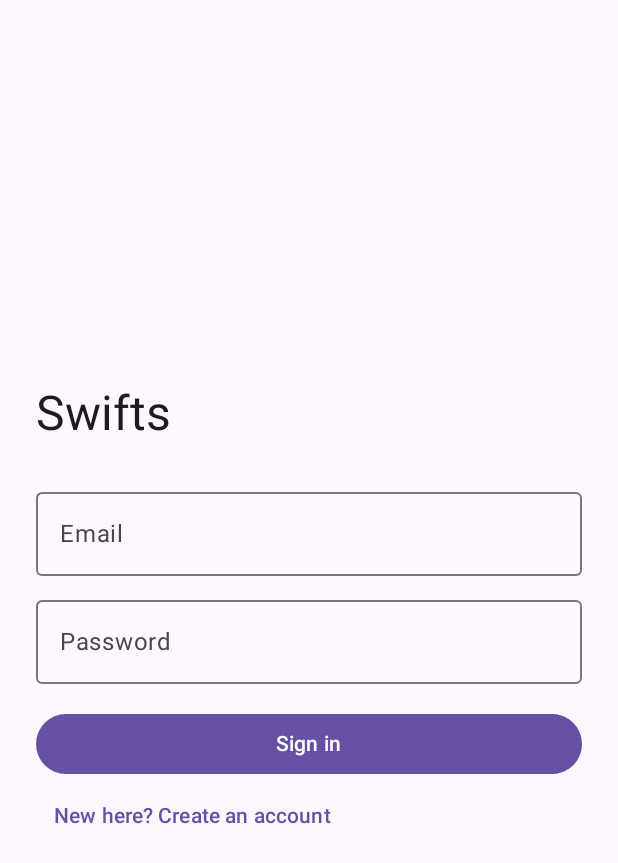
After one commit to AirMuntsLTC1/Swifts, an Android app built with Jetpack Compose: the composable AuthScreen shown on its own in the app's theme, on a phone screen of 412 x 824 dp. The commit adds this screen. Shown: the top 863 px of the screen. Run offline under Robolectric (Android 15) with nearby library versions, the phone set to English and light mode, and no system bars.

Commit message:
Swifts phase 2: auth, composer, likes

```diff
--- /dev/null
+++ b/android/app/src/main/java/com/swifts/app/domain/AuthRepository.kt
@@ -0,0 +1,9 @@
+package com.swifts.app.domain
+
+interface AuthRepository {
+    suspend fun signIn(email: String, password: String): Result<Session>
+    /** Returns null when the project requires email confirmation before sign-in. */
+    suspend fun signUp(email: String, password: String, username: String, displayName: String): Result<Session?>
+    fun signOut(): Result<Unit>
+    fun currentUserId(): String?
+}
--- a/android/app/src/main/java/com/swifts/app/domain/PostRepository.kt
+++ b/android/app/src/main/java/com/swifts/app/domain/PostRepository.kt
@@ -2,4 +2,6 @@ package com.swifts.app.domain
 
 interface PostRepository {
     suspend fun feed(lang: String, cursor: String? = null, limit: Int = 20): Result<FeedPage>
+    suspend fun createPost(authorId: String, body: String, lang: String): Result<Post>
+    suspend fun setLiked(userId: String, postId: String, liked: Boolean): Result<Unit>
 }
--- /dev/null
+++ b/android/app/src/main/java/com/swifts/app/ui/AuthScreen.kt
@@ -0,0 +1,113 @@
+package com.swifts.app.ui
+
+import androidx.compose.foundation.layout.Arrangement
+import androidx.compose.foundation.layout.Column
+import androidx.compose.foundation.layout.Spacer
+import androidx.compose.foundation.layout.fillMaxSize
+import androidx.compose.foundation.layout.fillMaxWidth
+import androidx.compose.foundation.layout.height
+import androidx.compose.foundation.layout.padding
+import androidx.compose.foundation.text.KeyboardOptions
+import androidx.compose.material3.Button
+import androidx.compose.material3.MaterialTheme
+import androidx.compose.material3.OutlinedTextField
+import androidx.compose.material3.Text
+import androidx.compose.material3.TextButton
+import androidx.compose.runtime.Composable
+import androidx.compose.runtime.LaunchedEffect
+import androidx.compose.runtime.collectAsState
+import androidx.compose.runtime.getValue
+import androidx.compose.runtime.mutableStateOf
+import androidx.compose.runtime.remember
+import androidx.compose.runtime.saveable.rememberSaveable
+import androidx.compose.runtime.setValue
+import androidx.compose.ui.Modifier
+import androidx.compose.ui.res.stringResource
+import androidx.compose.ui.text.input.KeyboardType
+import androidx.compose.ui.text.input.PasswordVisualTransformation
+import androidx.compose.ui.unit.dp
+import com.swifts.app.R
+
+@Composable
+fun AuthScreen(vm: AuthViewModel, onSignedIn: () -> Unit) {
+    val state by vm.state.collectAsState()
+    var signUpMode by rememberSaveable { mutableStateOf(false) }
+    var email by rememberSaveable { mutableStateOf("") }
+    var password by rememberSaveable { mutableStateOf("") }
+    var username by rememberSaveable { mutableStateOf("") }
+    var displayName by rememberSaveable { mutableStateOf("") }
+
+    LaunchedEffect(state.signedIn) { if (state.signedIn) onSignedIn() }
+
+    Column(
+        Modifier.fillMaxSize().padding(24.dp),
+        verticalArrangement = Arrangement.Center,
+    ) {
+        Text(stringResource(R.string.app_name), style = MaterialTheme.typography.headlineLarge)
+        Spacer(Modifier.height(24.dp))
+
+        if (signUpMode) {
+            OutlinedTextField(
+                value = username,
+                onValueChange = { username = it },
+                label = { Text(stringResource(R.string.username)) },
+                isError = state.usernameInvalid,
+                singleLine = true,
+                modifier = Modifier.fillMaxWidth(),
+            )
+            if (state.usernameInvalid) {
+                Text(stringResource(R.string.invalid_username), color = MaterialTheme.colorScheme.error)
+            }
+            Spacer(Modifier.height(8.dp))
+            OutlinedTextField(
+                value = displayName,
+                onValueChange = { displayName = it },
+                label = { Text(stringResource(R.string.display_name)) },
+                singleLine = true,
+                modifier = Modifier.fillMaxWidth(),
+            )
+            Spacer(Modifier.height(8.dp))
+        }
+
+        OutlinedTextField(
+            value = email,
+            onValueChange = { email = it },
+            label = { Text(stringResource(R.string.email)) },
+            singleLine = true,
+            keyboardOptions = KeyboardOptions(keyboardType = KeyboardType.Email),
+            modifier = Modifier.fillMaxWidth(),
+        )
+        Spacer(Modifier.height(8.dp))
+        OutlinedTextField(
+            value = password,
+            onValueChange = { password = it },
+            label = { Text(stringResource(R.string.password)) },
+            singleLine = true,
+            visualTransformation = PasswordVisualTransformation(),
+            keyboardOptions = KeyboardOptions(keyboardType = KeyboardType.Password),
+            modifier = Modifier.fillMaxWidth(),
+        )
+
+        state.error?.let {
+            Text(it, color = MaterialTheme.colorScheme.error, modifier = Modifier.padding(top = 8.dp))
+        }
+        if (state.needsConfirm) {
+            Text(stringResource(R.string.confirm_email), modifier = Modifier.padding(top = 8.dp))
+        }
+
+        Spacer(Modifier.height(16.dp))
+        Button(
+            onClick = {
+                if (signUpMode) vm.signUp(email, password, username, displayName)
+                else vm.signIn(email, password)
+            },
+            enabled = !state.loading,
+            modifier = Modifier.fillMaxWidth(),
+        ) {
+            Text(stringResource(if (signUpMode) R.string.sign_up else R.string.sign_in))
+        }
+        TextButton(onClick = { signUpMode = !signUpMode }) {
+            Text(stringResource(if (signUpMode) R.string.switch_to_sign_in else R.string.switch_to_sign_up))
+        }
+    }
+}
--- /dev/null
+++ b/android/app/src/main/res/values/strings.xml
@@ -0,0 +1,21 @@
+<resources>
+    <string name="app_name">Swifts</string>
+    <string name="sign_in">Sign in</string>
+    <string name="sign_up">Create account</string>
+    <string name="switch_to_sign_up">New here? Create an account</string>
+    <string name="switch_to_sign_in">Have an account? Sign in</string>
+    <string name="email">Email</string>
+    <string name="password">Password</string>
+    <string name="username">Username</string>
+    <string name="display_name">Display name</string>
+    <string name="invalid_username">Use 3 to 30 letters, numbers, dots or underscores.</string>
+    <string name="confirm_email">Check your email to confirm your account, then sign in.</string>
+    <string name="feed_title">Home</string>
+    <string name="sign_out">Sign out</string>
+    <string name="new_post">New post</string>
+    <string name="publish">Publish</string>
+    <string name="cancel">Cancel</string>
+    <string name="like">Like</string>
+    <string name="liked">Liked</string>
+    <string name="whats_on_your_mind">What\'s on your mind?</string>
+</resources>
```
Also changed, not shown: android/app/src/main/java/com/swifts/app/MainActivity.kt (+37 -3 lines), android/app/src/main/java/com/swifts/app/data/SessionStore.kt (added, +38 -0 lines), android/app/src/main/java/com/swifts/app/data/SupabaseAuthRepository.kt (added, +47 -0 lines), android/app/src/main/java/com/swifts/app/data/SupabaseClient.kt (added, +84 -0 lines), android/app/src/main/java/com/swifts/app/data/SupabaseFeedRepository.kt (deleted, +0 -38 lines), android/app/src/main/java/com/swifts/app/data/SupabasePostRepository.kt (added, +46 -0 lines), android/app/src/main/java/com/swifts/app/domain/Session.kt (added, +8 -0 lines), android/app/src/main/java/com/swifts/app/ui/AuthViewModel.kt (added, +58 -0 lines), android/app/src/main/java/com/swifts/app/ui/ComposerDialog.kt (added, +48 -0 lines), android/app/src/main/java/com/swifts/app/ui/FeedScreen.kt (+62 -15 lines), android/app/src/main/java/com/swifts/app/ui/FeedViewModel.kt (+37 -3 lines), 3 other files.
